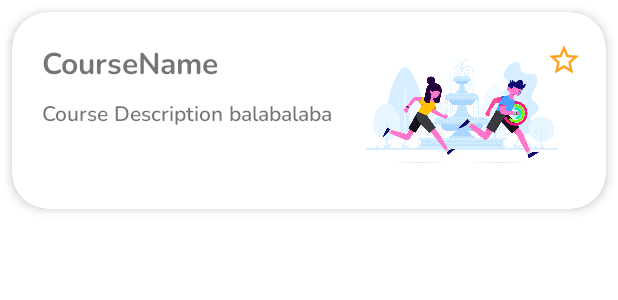
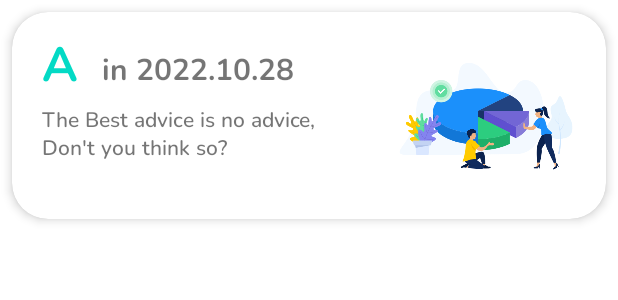
Before and after one commit to RusticMobius/DongDong, an Android app: the layout record_row_layout.xml on its own in the app's theme, with its tools: preview values and no code run, on a phone screen of 412 x 824 dp. Shown: the top 300 px of the screen. Run offline under Robolectric (Android 15) with nearby library versions, the phone set to English and light mode, and no system bars.

Commit message:
fix:working on #5490#, 完成用户记录界面

```diff
--- a/app/src/main/java/com/example/dongdongapp/CourseRecordPage.java
+++ b/app/src/main/java/com/example/dongdongapp/CourseRecordPage.java
@@ -82,6 +82,7 @@ public class CourseRecordPage extends AppCompatActivity {
       Bundle bundle = new Bundle();
       bundle.putInt("courseInt",courseId);
       bundle.putInt("userId",userId);
+      bundle.putString("courseName",courseName);
       return bundle;
     }
 }
--- a/app/src/main/res/layout/course_row_layout.xml
+++ b/app/src/main/res/layout/record_row_layout.xml
@@ -18,54 +18,57 @@
 
 
     <ImageView
-      android:id="@+id/courseImg"
+      android:id="@+id/recordImg"
       android:layout_width="128dp"
       android:layout_height="96dp"
-      android:layout_marginEnd="16dp"
+      android:layout_marginEnd="0dp"
       android:foregroundGravity="right"
       app:layout_constraintBottom_toBottomOf="parent"
       app:layout_constraintEnd_toEndOf="parent"
       app:layout_constraintTop_toTopOf="parent"
-      app:srcCompat="@drawable/course0" />
+      app:srcCompat="@drawable/analyze" />
 
     <TextView
-      android:id="@+id/courseNameText"
+      android:id="@+id/recordRank"
+      android:layout_width="wrap_content"
+      android:layout_height="wrap_content"
+      android:layout_marginStart="4dp"
+      android:layout_marginTop="-4dp"
+      android:text="A"
+      android:fontFamily="@font/nunito_bold"
+      android:textColor="@color/teal_200"
+      android:textSize="32dp"
+      app:layout_constraintStart_toStartOf="parent"
+      app:layout_constraintTop_toTopOf="parent" />
+
+    <TextView
+      android:id="@+id/recordDateText"
       android:layout_width="wrap_content"
       android:layout_height="30dp"
-      android:layout_marginStart="4dp"
-      android:layout_marginTop="4dp"
+      android:layout_marginStart="16dp"
+      android:layout_marginTop="8dp"
       android:fontFamily="@font/nunito_bold"
-      android:text="CourseName"
+      android:text="in 2022.10.28 "
       android:textSize="20dp"
-      app:layout_constraintStart_toStartOf="parent"
-      app:layout_constraintTop_toTopOf="parent"
-      />
+      app:layout_constraintStart_toEndOf="@id/recordRank"
+      app:layout_constraintTop_toTopOf="parent" />
 
     <TextView
-      android:id="@+id/courseDescriptionText"
-      android:layout_width="202dp"
-      android:layout_height="57dp"
+      android:id="@+id/recordAdvice"
+      android:layout_width="200dp"
+      android:layout_height="60dp"
       android:layout_marginStart="4dp"
       android:layout_marginTop="8dp"
+      android:layout_marginEnd="24dp"
       android:fontFamily="@font/nunito_semibold"
-      android:text="Course Description balabalaba"
+      android:text="The Best advice is no advice, Don't you think so?"
       app:layout_constraintBottom_toBottomOf="parent"
-      app:layout_constraintEnd_toStartOf="@+id/courseImg"
+      app:layout_constraintEnd_toStartOf="@+id/recordImg"
       app:layout_constraintHorizontal_bias="0"
       app:layout_constraintStart_toStartOf="parent"
-      app:layout_constraintTop_toBottomOf="@+id/courseNameText"
+      app:layout_constraintTop_toBottomOf="@+id/recordDateText"
       app:layout_constraintVertical_bias="0" />
 
-    <ImageButton
-      android:id="@+id/collectButton"
-      android:layout_width="wrap_content"
-      android:layout_height="wrap_content"
-      android:layout_marginTop="4dp"
-      android:layout_marginEnd="0dp"
-      android:background="#00FFFFFF"
-      app:layout_constraintEnd_toEndOf="parent"
-      app:layout_constraintTop_toTopOf="parent"
-      app:srcCompat="@drawable/ic_baseline_star_border_24" />
 
   </androidx.constraintlayout.widget.ConstraintLayout>
 
--- a/app/src/main/res/values/colors.xml
+++ b/app/src/main/res/values/colors.xml
@@ -9,4 +9,7 @@
     <color name="white">#FFFFFFFF</color>
     <color name="select_state">#A895C2</color>
     <color name="none_select_state">#00FFFFFF</color>
+    <color name="rank_ace">#25E4B8</color>
+    <color name="rank_average">#A363DC</color>
+    <color name="rank_below">#FFEB3B</color>
 </resources>
```
Also changed, not shown: app/src/main/java/com/example/dongdongapp/Adapter/RecordAdapter.java (added, +95 -0 lines), app/src/main/java/com/example/dongdongapp/fragment/RecordFragment.java (+74 -12 lines), app/src/main/java/com/example/dongdongapp/model/CourseModel.java (+10 -5 lines), app/src/main/java/com/example/dongdongapp/model/RecordModel.java (added, +75 -0 lines), app/src/main/res/layout/fragment_record.xml (+49 -2 lines), app/src/main/res/drawable/analyze.png (added), app/src/main/res/drawable/course_record.png (added).
